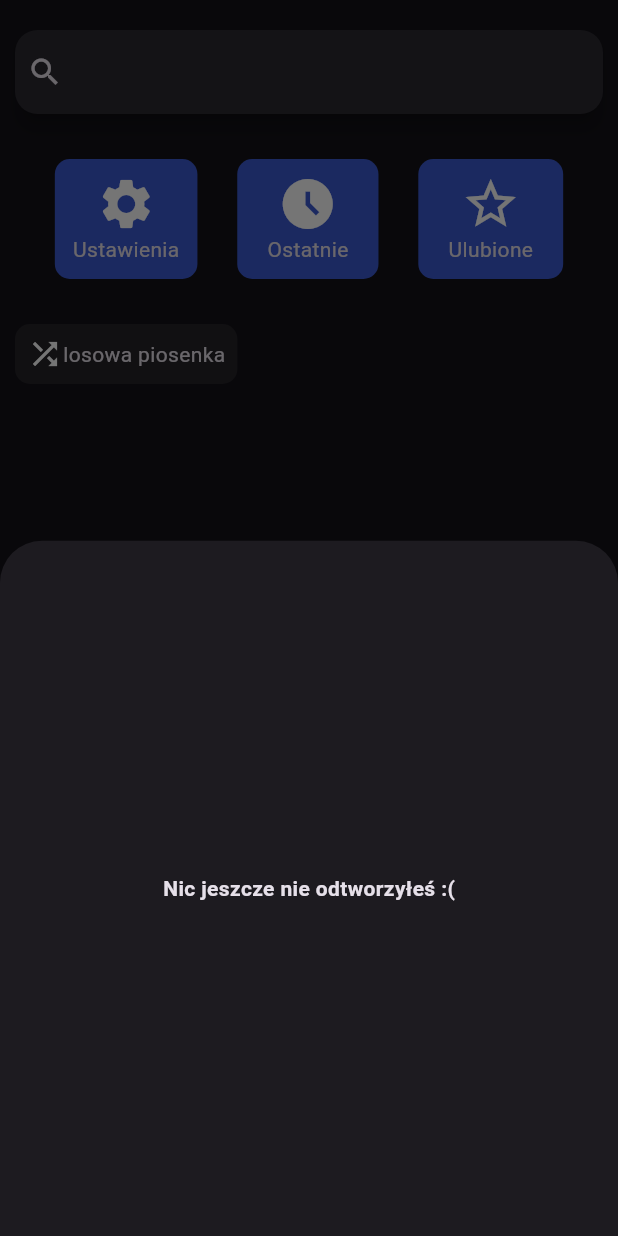
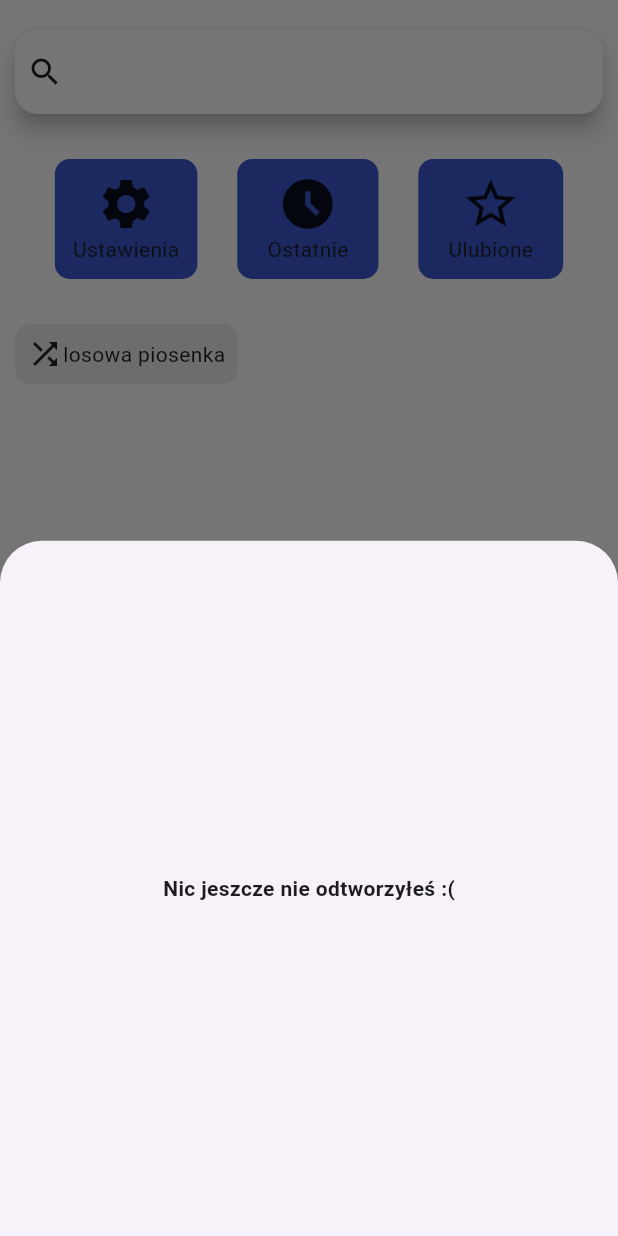
Before and after one commit to Piotrowskii/SimpleMusic, a Flutter app: the screen it shows after launch, after a tap on "Ostatnie", on a phone screen of 412 x 824 dp. Run offline on Flutter 3.47's test engine with Material 3 defaults, Android fonts, the phone set to English and light mode, and no system bars; our stand-ins replace file_picker, get_it, just_audio, just_audio_background, permission_handler, skeletonizer and 1 more; missing offline and left inert: audio_metadata_reader, audio_session; accounts and stored records are empty.

Commit message:
Bad ColorService + simple audio visualization

```diff
--- a/lib/components/main_page/mini_player.dart
+++ b/lib/components/main_page/mini_player.dart
@@ -1,5 +1,7 @@
+
 import 'package:flutter/material.dart';
 import 'package:path/path.dart' as pth;
+import 'package:simple_music_app1/components/main_page/waveform_graph.dart';
 import 'package:simple_music_app1/components/song_art_image.dart';
 import 'package:simple_music_app1/services/get_it_register.dart';
 import 'package:simple_music_app1/services/music_player.dart';
@@ -30,14 +32,15 @@ class _MiniPlayerState extends State<MiniPlayer> {
                   MaterialPageRoute(builder: (context) => PlayerPage()),
                 );
               },
+              child: ClipRRect(
+                borderRadius: BorderRadius.circular(15),
                 child: Container(
-                height: 70,
-                decoration: BoxDecoration(
-                  borderRadius: BorderRadius.circular(15),
-                  //color: Colors.blueGrey.withAlpha(30)
-                  color: Theme.of(context).primaryColor
-                ),
-                child: Padding(
+                  height: 65,
+                  color: Colors.blueGrey.withAlpha(40),
+                  child: Stack(
+                    children: <Widget>[
+                      WaveformGraph(key: ValueKey(song.id),),
+                      Padding(
                       padding: const EdgeInsets.all(8.0),
                       child: Row(
                         mainAxisSize: MainAxisSize.min,
@@ -90,6 +93,9 @@ class _MiniPlayerState extends State<MiniPlayer> {
                         ],
                       ),
                     ),
+                    ]
+                  ),
+                ),
               ),
             );
           }
@@ -98,8 +104,7 @@ class _MiniPlayerState extends State<MiniPlayer> {
               height: 70,
               decoration: BoxDecoration(
                 borderRadius: BorderRadius.circular(15),
-                //color: Colors.blueGrey.withAlpha(30),
-                color: Theme.of(context).primaryColor
+                color: Colors.blueGrey.withAlpha(30),
               ),
               child: Padding(
                 padding: EdgeInsets.all(8),
--- a/lib/components/song_art_image.dart
+++ b/lib/components/song_art_image.dart
@@ -5,6 +5,7 @@ import 'dart:ui';
 import 'package:audio_metadata_reader/audio_metadata_reader.dart';
 import 'package:flutter/material.dart';
 import 'package:flutter/rendering.dart';
+import 'package:simple_music_app1/services/color_service.dart';
 import 'package:skeletonizer/skeletonizer.dart';
 
 import '../models/song.dart';
@@ -80,7 +81,7 @@ class _SongArtImageState extends State<SongArtImage> {
             child: Container(
               decoration: BoxDecoration(
                   borderRadius: BorderRadius.circular(10),
-                  color: Theme.of(context).colorScheme.onSurface.withAlpha(20)
+                  color: ColorService.artImageBackground
               ),
               child: Icon(Icons.music_note, size: 30,),
             )
--- a/lib/main.dart
+++ b/lib/main.dart
@@ -2,9 +2,11 @@ import 'package:flutter/material.dart';
 import 'package:flutter/services.dart';
 import 'package:simple_music_app1/pages/main_page.dart';
 import 'package:simple_music_app1/services/audio_session_service.dart';
+import 'package:simple_music_app1/services/color_service.dart';
 import 'package:simple_music_app1/services/get_it_register.dart';
 import 'package:simple_music_app1/services/permission_service.dart';
 
+//TODO ColorService jako instancje klasy nie static bo notifilisners nie działa :(
 
 void main() async{
   WidgetsFlutterBinding.ensureInitialized();
@@ -15,6 +17,7 @@ void main() async{
   SystemChrome.setPreferredOrientations([DeviceOrientation.portraitUp]);
 
   await startAudioSession(); // Na razie tylko zatrzymuje :(
+  ColorService.changeTheme(ColorService.isCurrentThemeDark());
 
   runApp(const MyApp());
 
@@ -33,7 +36,7 @@ class MyApp extends StatelessWidget {
       title: 'Flutter Demo',
       theme: ThemeData(scaffoldBackgroundColor: Colors.white,primaryColor: primary,inputDecorationTheme: InputDecorationTheme(fillColor: Colors.white,iconColor: Colors.white),appBarTheme: AppBarTheme(backgroundColor: Colors.white)),
       darkTheme: ThemeData.dark().copyWith(primaryColor: primary),
-      themeMode: ThemeMode.dark,
+      themeMode: ThemeMode.system,
       home: const MainPage(),
     );
   }
--- /dev/null
+++ b/lib/services/color_service.dart
@@ -0,0 +1,34 @@
+import 'package:flutter/material.dart';
+import 'package:flutter/scheduler.dart';
+
+class ColorService extends ChangeNotifier{
+
+  static Color primaryAccent = Color.fromARGB(255,58, 89, 209);
+  static Color artImageBackground = Color.fromARGB(255,34,33,38);
+  static bool isDarkTheme = false;
+
+  static void changeColorBasedOnTheme(){
+    if(!isDarkTheme){
+      artImageBackground = Color.fromARGB(255,236,236,236);
+    }
+    else{
+      artImageBackground = Color.fromARGB(255,34,33,38);
+    }
+  }
+
+  static bool isCurrentThemeDark(){
+    var brightness = SchedulerBinding.instance.platformDispatcher.platformBrightness;
+    if(brightness == Brightness.dark) return true;
+    else return false;
+  }
+
+  static void changeTheme(bool dark){
+    if(dark == true) isDarkTheme = true;
+    else isDarkTheme = false;
+    changeColorBasedOnTheme();
+  }
+
+
+
+
+}
```
Also changed, not shown: lib/components/main_page/waveform_graph.dart (added, +87 -0 lines). Lines whose indentation alone changed are shown as unchanged.
